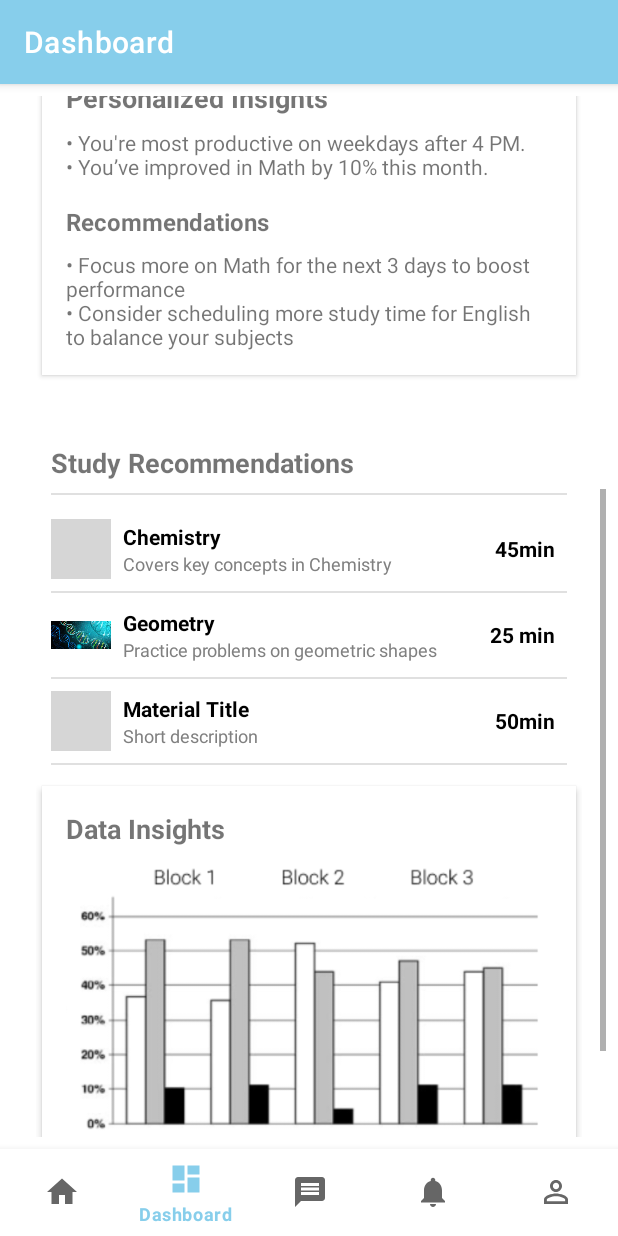
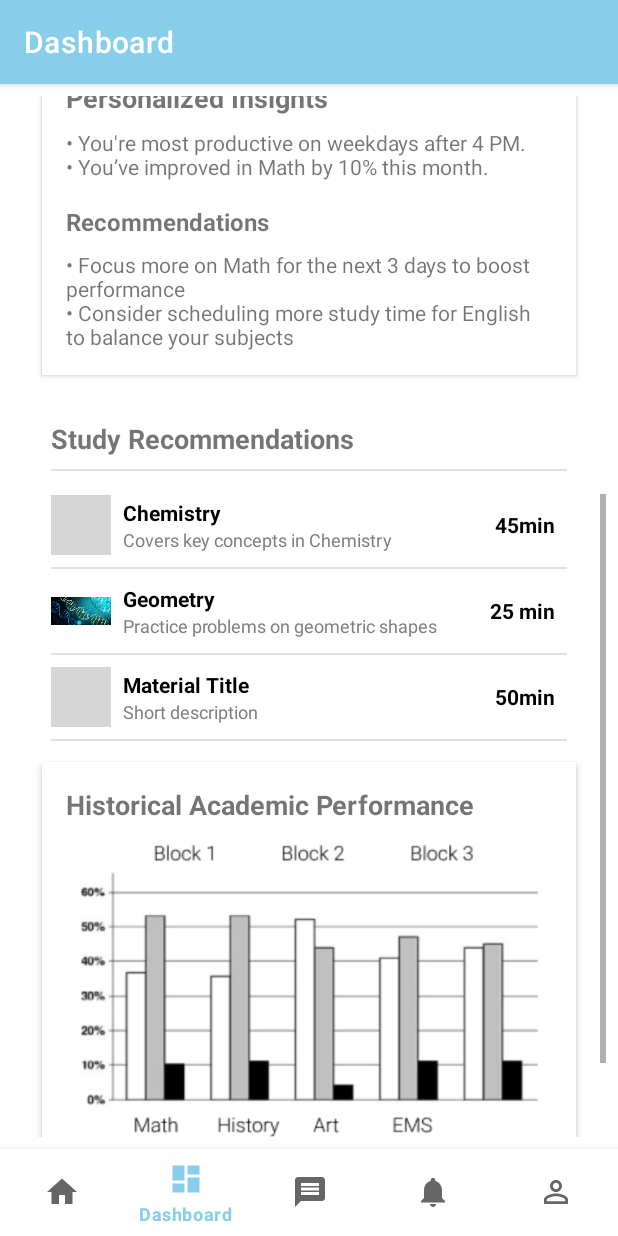
Before and after one commit to ProdigyProjects/Academic_Tracker_App, an Android app: the Dashboard screen opened through its navigation route, scrolled down 496 dp, on a phone screen of 412 x 824 dp. Run offline under Robolectric (Android 15) with nearby library versions, the phone set to English and light mode, and no system bars; our stand-ins replace Firebase (no records; nobody signed in at launch, a user with empty details on screens opened directly), navigation-ui; libraries missing offline, so code that uses them is left out: com.google.ai.client; 4 statements that could not run were skipped; grey boxes are pictures that could not be loaded.

Commit message:
update the two other files and dark theme

```diff
--- a/app/build.gradle.kts
+++ b/app/build.gradle.kts
@@ -51,6 +51,7 @@ dependencies {
     implementation(libs.androidx.navigation.ui.ktx)
     implementation(libs.firebase.auth)
     implementation("androidx.work:work-runtime-ktx:2.7.1")
+    implementation("com.google.ai.client.generativeai:generativeai:0.7.0")
     implementation(libs.firebase.firestore)
     testImplementation(libs.junit)
     androidTestImplementation(libs.androidx.junit)
--- a/app/src/main/java/com/example/academictrackerapp/katiana/dashboard/Dashboard.kt
+++ b/app/src/main/java/com/example/academictrackerapp/katiana/dashboard/Dashboard.kt
@@ -5,9 +5,10 @@ import android.view.LayoutInflater
 import android.view.View
 import android.view.ViewGroup
 import androidx.fragment.app.Fragment
-import androidx.navigation.fragment.findNavController
-import com.example.academictrackerapp.R
 import com.example.academictrackerapp.databinding.DashboardBinding
+import com.google.ai.client.generativeai.GenerativeModel
+import kotlinx.coroutines.MainScope
+import kotlinx.coroutines.launch
 
 class Dashboard : Fragment() {
 
@@ -27,7 +28,25 @@ class Dashboard : Fragment() {
             findNavController().navigate(R.id.toStudyRecommendations)
         }*/
 
+        speakToAI()
+
         return root
+    }
+
+    private fun speakToAI(){
+        val generativeModel = GenerativeModel(
+            // Specify a Gemini model appropriate for your use case
+            modelName = "gemini-1.5-flash",
+            // Access your API key as a Build Configuration variable (see "Set up your API key" above)
+            apiKey = "AIzaSyBqrTtlfMhcGzmvDdWcaEd5_WDy3FYO348"
+        )
+
+        val prompt = "Write a personalized Insights about my study progress, just two lines. Like You're most productive on weekdays after 4 PM.\\n• You’ve improved in Math by 10% "
+        MainScope().launch {
+            val response = generativeModel.generateContent(prompt)
+            print(response.text)
+            binding.insightsText.setText(response.text)
+        }
     }
 
     override fun onDestroyView() {
--- a/app/src/main/res/drawable/camera_upload_photo.xml
+++ b/app/src/main/res/drawable/camera_upload_photo.xml
@@ -1,7 +1,7 @@
-<vector xmlns:android="http://schemas.android.com/apk/res/android" android:height="5dp" android:tint="@color/primaryColor" android:viewportHeight="24" android:viewportWidth="24" android:width="5dp">
+<vector xmlns:android="http://schemas.android.com/apk/res/android" android:height="5dp" android:tint="?attr/colorPrimaryVariant"  android:viewportHeight="24" android:viewportWidth="24" android:width="5dp">
 
-    <path android:fillColor="@android:color/white" android:pathData="M12,12m-3.2,0a3.2,3.2 0,1 1,6.4 0a3.2,3.2 0,1 1,-6.4 0"/>
+    <path android:fillColor="?attr/colorPrimaryVariant" android:pathData="M12,12m-3.2,0a3.2,3.2 0,1 1,6.4 0a3.2,3.2 0,1 1,-6.4 0"/>
 
-    <path android:fillColor="@android:color/white" android:pathData="M9,2L7.17,4L4,4c-1.1,0 -2,0.9 -2,2v12c0,1.1 0.9,2 2,2h16c1.1,0 2,-0.9 2,-2L22,6c0,-1.1 -0.9,-2 -2,-2h-3.17L15,2L9,2zM12,17c-2.76,0 -5,-2.24 -5,-5s2.24,-5 5,-5 5,2.24 5,5 -2.24,5 -5,5z"/>
+    <path android:fillColor="?attr/colorPrimaryVariant"  android:pathData="M9,2L7.17,4L4,4c-1.1,0 -2,0.9 -2,2v12c0,1.1 0.9,2 2,2h16c1.1,0 2,-0.9 2,-2L22,6c0,-1.1 -0.9,-2 -2,-2h-3.17L15,2L9,2zM12,17c-2.76,0 -5,-2.24 -5,-5s2.24,-5 5,-5 5,2.24 5,5 -2.24,5 -5,5z"/>
 
 </vector>
--- a/app/src/main/res/layout/dashboard.xml
+++ b/app/src/main/res/layout/dashboard.xml
@@ -368,7 +368,6 @@
         <LinearLayout
             android:layout_width="match_parent"
             android:layout_height="wrap_content"
-            android:layout_marginTop="16dp"
             android:padding="10dp"
             android:orientation="vertical"
             android:background="@android:color/white">
@@ -589,7 +588,7 @@
                 android:id="@+id/historicalInsightsTitle"
                 android:layout_width="wrap_content"
                 android:layout_height="wrap_content"
-                android:text="Data Insights"
+                android:text="Historical Academic Performance"
                 android:textSize="18sp"
                 android:textStyle="bold"/>
 
--- a/app/src/main/res/layout/fragment_login.xml
+++ b/app/src/main/res/layout/fragment_login.xml
@@ -30,7 +30,7 @@
             android:inputType="textEmailAddress"
             android:layout_height="45dp"
             android:background="@drawable/edit_text_background"
-            android:textColor="@android:color/black"
+            android:textColor="?attr/colorOnSecondary"
             android:textSize="16sp"
             android:padding="8dp"
             app:layout_constraintHorizontal_bias="0.5"
@@ -57,7 +57,7 @@
             android:inputType="textPassword"
             android:layout_height="45dp"
             android:background="@drawable/edit_text_background"
-            android:textColor="@android:color/black"
+            android:textColor="?attr/colorOnSecondary"
             android:textSize="16sp"
             android:padding="8dp"
             app:layout_constraintHorizontal_bias="0.5"
--- a/app/src/main/res/layout/material_marketplace.xml
+++ b/app/src/main/res/layout/material_marketplace.xml
@@ -55,7 +55,6 @@
             android:layout_height="wrap_content"
             android:text="Available Flashcards"
             android:textSize="18sp"
-            android:textColor="@color/black"
             android:layout_marginTop="16dp"/>
 
         <androidx.cardview.widget.CardView
@@ -243,8 +242,9 @@
         <LinearLayout
             android:layout_width="match_parent"
             android:layout_height="wrap_content"
+            android:backgroundTint="@color/white"
             android:orientation="vertical"
-            android:background="@android:color/white">
+            android:layout_marginTop="10dp">
 
             <!-- Header with title and "View All" button -->
             <LinearLayout
--- a/app/src/main/res/values-night/themes.xml
+++ b/app/src/main/res/values-night/themes.xml
@@ -2,13 +2,16 @@
     <!-- Base application theme. -->
     <style name="Theme.AcademicTrackerApp" parent="Theme.MaterialComponents.DayNight.DarkActionBar">
         <!-- Primary brand color. -->
-        <item name="colorPrimary">@color/purple_200</item>
-        <item name="colorPrimaryVariant">@color/purple_700</item>
+
+        <item name="colorPrimary">@color/colorSecondary</item>
         <item name="colorOnPrimary">@color/black</item>
+        <item name="colorOnBackground">@color/teal_700</item>
+        <item name="colorOnSecondary">@color/white</item>
+        <item name="colorPrimaryVariant">@color/black</item>
         <!-- Secondary brand color. -->
         <item name="colorSecondary">@color/teal_200</item>
         <item name="colorSecondaryVariant">@color/teal_200</item>
-        <item name="colorOnSecondary">@color/black</item>
+
         <!-- Status bar color. -->
         <item name="android:statusBarColor">?attr/colorPrimaryVariant</item>
         <!-- Customize your theme here. -->
--- a/app/src/main/res/values/colors.xml
+++ b/app/src/main/res/values/colors.xml
@@ -10,7 +10,7 @@
     <color name="white">#FFFFFFFF</color>
     <color name="link_blue">#5660f4</color>
 
-    <color name="sky_blue">#87CEEB</color>
+    <color name="colorSecondary">#649fb7</color>
     <color name="bright_green">#32CD32</color>
     <color name="soft_yellow">#FFD700</color>
     <color name="coral">#FF7F50</color>
--- a/app/src/main/res/values/themes.xml
+++ b/app/src/main/res/values/themes.xml
@@ -1,14 +1,17 @@
 <resources xmlns:tools="http://schemas.android.com/tools">
     <!-- Base application theme. -->
     <style name="Theme.AcademicTrackerApp" parent="Theme.MaterialComponents.Light.DarkActionBar">
-        <!-- Primary brand color. -->
-        <item name="colorPrimary">@color/primaryColor</item>
-        <item name="colorPrimaryVariant">@color/black</item>
-        <item name="colorOnPrimary">@color/white</item>
+
+        <item name="colorPrimary">@color/primaryColor</item>  <!-- Primary brand color. -->
+        <item name="colorOnBackground">@color/white</item>  <!-- container background color -->
+        <item name="colorOnSecondary">@color/black</item>   <!-- text color -->
+        <item name="colorOnPrimary">@color/white</item>     <!-- text color -->
+        <item name="colorPrimaryVariant">@color/black</item> <!-- black color -->
+
         <!-- Secondary brand color. -->
         <item name="colorSecondary">@color/teal_200</item>
         <item name="colorSecondaryVariant">@color/teal_700</item>
-        <item name="colorOnSecondary">@color/black</item>
+
         <!-- Status bar color. -->
         <item name="android:statusBarColor">?attr/colorPrimaryVariant</item>
         <!-- Customize your theme here. -->
```
Also changed, not shown: app/src/main/res/layout/fragment_home.xml (+6 -6 lines), app/src/main/res/layout/fragment_profile.xml (+8 -8 lines), app/src/main/res/layout/fragment_registration.xml (+7 -7 lines), app/src/main/res/layout/link_to_pages.xml (+12 -12 lines), app/src/main/res/layout/link_to_pages2.xml (+8 -8 lines), app/src/main/res/layout/reminder_dialog.xml (+14 -12 lines).
